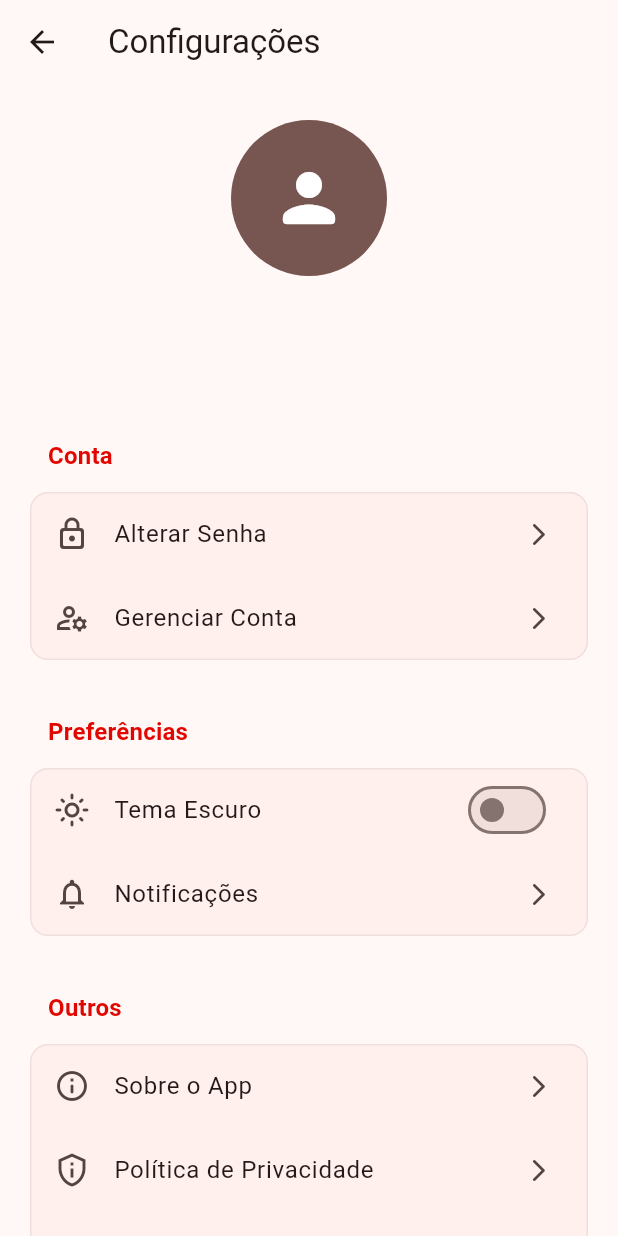
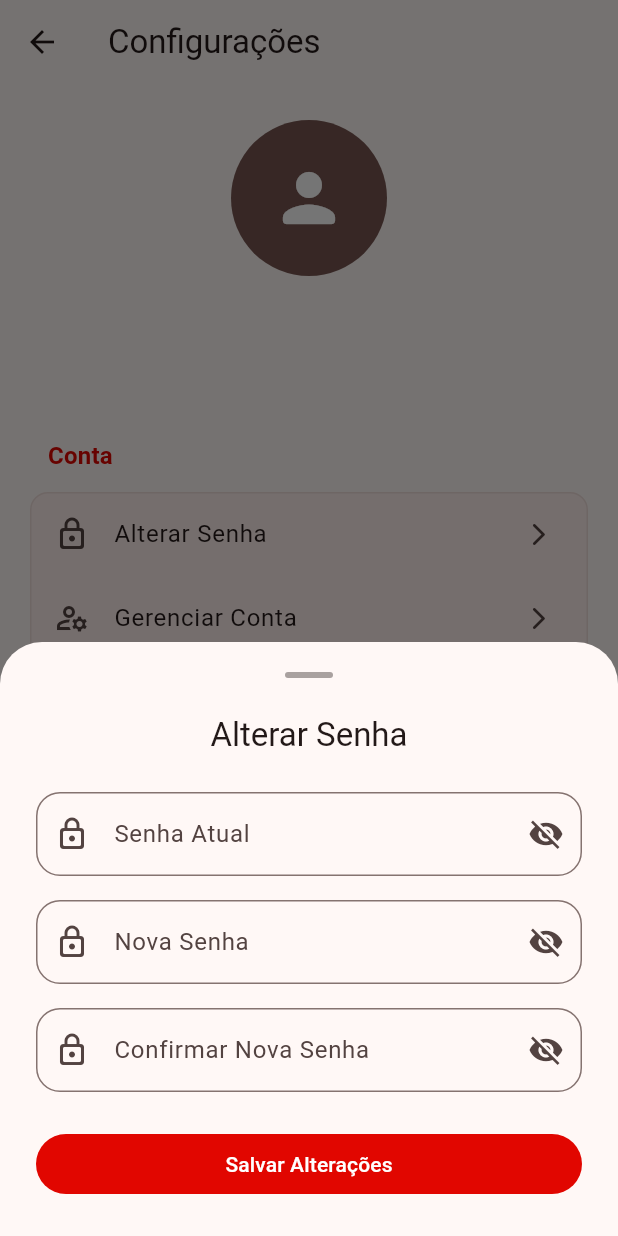
Before and after one commit to vitoramaral10/fly_checklist, a Flutter app: the SettingsPage screen opened by its route, after a tap on "Alterar Senha", on a phone screen of 412 x 824 dp. Run offline on Flutter 3.47's test engine with Material 3 defaults, Android fonts, the phone set to English and light mode, and no system bars; our stand-ins replace firebase_auth, firebase_core, firebase_crashlytics, get, google_sign_in, package_info_plus and 1 more; missing offline and left inert: firebase_app_check; accounts and stored records are empty; network calls fail.

Commit message:
feat: Implement change password functionality with UI and backend integration

```diff
--- a/lib/data/fireauth/fireauth_client.dart
+++ b/lib/data/fireauth/fireauth_client.dart
@@ -15,6 +15,6 @@ abstract class FireauthClient {
   Future<void> sendPasswordResetEmail({required String email});
   Future<Map<String, dynamic>?> getUser();
   Future<void> logout();
-
   Future<void> sendEmailVerification();
+  Future<void> updatePassword(String newPassword);
 }
--- /dev/null
+++ b/lib/data/usecases/change_password/change_password.dart
@@ -0,0 +1 @@
+export 'fireauth_change_password.dart';
--- a/lib/data/usecases/usecases.dart
+++ b/lib/data/usecases/usecases.dart
@@ -1,3 +1,4 @@
+export 'change_password/change_password.dart';
 export 'get_user/get_user.dart';
 export 'login_with_email/login_with_email.dart';
 export 'login_with_google/login_with_google.dart';
--- /dev/null
+++ b/lib/domain/usecases/change_password.dart
@@ -0,0 +1,3 @@
+abstract class ChangePassword {
+  Future<void> call({required String newPassword});
+}
--- a/lib/domain/usecases/usecases.dart
+++ b/lib/domain/usecases/usecases.dart
@@ -1,3 +1,4 @@
+export 'change_password.dart';
 export 'get_user.dart';
 export 'login_with_email.dart';
 export 'login_with_google.dart';
--- a/lib/main/factories/pages/settings/settings_binding_factory.dart
+++ b/lib/main/factories/pages/settings/settings_binding_factory.dart
@@ -12,6 +12,8 @@ class _SettingsBinding extends Bindings {
       GetxSettingsPresenter(
         getUser: makeFireauthGetUser(),
         logoutAccount: makeFireauthLogoutAccount(),
+        loginWithEmail: makeFireauthLoginWithEmail(),
+        changePassword: makeFireauthChangePassword(),
       ),
     );
   }
--- /dev/null
+++ b/lib/main/factories/usecases/change_password_factory.dart
@@ -0,0 +1,6 @@
+import '../../../data/usecases/usecases.dart';
+import '../../../domain/usecases/usecases.dart';
+import '../factories.dart';
+
+ChangePassword makeFireauthChangePassword() =>
+    FireauthChangePassword(firebaseAuth: makeFireAuthAdapter());
--- a/lib/main/factories/usecases/usecases.dart
+++ b/lib/main/factories/usecases/usecases.dart
@@ -1,3 +1,4 @@
+export 'change_password_factory.dart';
 export 'get_user_factory.dart';
 export 'login_with_email_factory.dart';
 export 'login_with_google_factory.dart';
--- a/lib/presentation/presenters/getx_settings_presenter.dart
+++ b/lib/presentation/presenters/getx_settings_presenter.dart
@@ -1,5 +1,6 @@
 import 'dart:developer';
 
+import 'package:flutter/material.dart';
 import 'package:get/get.dart';
 
 import '../../domain/entities/entities.dart';
@@ -13,21 +14,40 @@ class GetxSettingsPresenter extends GetxController
     implements SettingsPresenter {
   final GetUser getUser;
   final LogoutAccount logoutAccount;
+  final LoginWithEmail loginWithEmail;
+  final ChangePassword changePassword;
 
-  GetxSettingsPresenter({required this.getUser, required this.logoutAccount});
+  GetxSettingsPresenter({
+    required this.getUser,
+    required this.logoutAccount,
+    required this.loginWithEmail,
+    required this.changePassword,
+  });
+
+  final formChangePasswordKey = GlobalKey<FormState>();
+  final currentPasswordController = TextEditingController();
+  final newPasswordController = TextEditingController();
+  final confirmNewPasswordController = TextEditingController();
 
   final _isLoading = true.obs;
   final _user = Rxn<UserEntity?>();
   final _hasError = Rxn<String>();
+  final _showCurrentPassword = false.obs;
+  final _showNewPassword = false.obs;
+  final _showConfirmNewPassword = false.obs;
 
   @override
   bool get isLoading => _isLoading.value;
-
   @override
   UserEntity? get user => _user.value;
-
   @override
   String? get hasError => _hasError.value;
+  @override
+  bool get showCurrentPassword => _showCurrentPassword.value;
+  @override
+  bool get showNewPassword => _showNewPassword.value;
+  @override
+  bool get showConfirmNewPassword => _showConfirmNewPassword.value;
 
   @override
   Future<void> onInit() async {
@@ -69,4 +89,39 @@ class GetxSettingsPresenter extends GetxController
       throw UiError.unexpected;
     }
   }
+
+  @override
+  void toggleShowCurrentPassword() {
+    _showCurrentPassword.value = !_showCurrentPassword.value;
+  }
+
+  @override
+  void toggleShowNewPassword() {
+    _showNewPassword.value = !_showNewPassword.value;
+  }
+
+  @override
+  void toggleShowConfirmNewPassword() {
+    _showConfirmNewPassword.value = !_showConfirmNewPassword.value;
+  }
+
+  @override
+  Future<void> changePasswordAction() async {
+    if (formChangePasswordKey.currentState!.validate()) {
+      try {
+        await loginWithEmail.call(
+          email: _user.value!.email,
+          password: currentPasswordController.text,
+        );
+
+        await changePassword.call(newPassword: newPasswordController.text);
+
+        Get.offAllNamed(Routes.home);
+      } on DomainError catch (e) {
+        log(e.toString(), name: 'GetxSettingsPresenter.changePassword');
+
+        throw UiError.unexpected;
+      }
+    }
+  }
 }
--- /dev/null
+++ b/lib/ui/pages/settings/components/change_password_bottom_sheet.dart
@@ -0,0 +1,181 @@
+import 'package:flutter/material.dart';
+import 'package:fly_checklist/ui/components/components.dart';
+import 'package:get/get.dart';
+
+import '../../../../presentation/presenters/presenters.dart';
+import '../../../helpers/helpers.dart';
+
+void showChangePasswordBottomSheet(BuildContext context) {
+  if (!context.mounted) return;
+  showModalBottomSheet(
+    context: context,
+    isScrollControlled: true,
+    backgroundColor: Theme.of(context).colorScheme.surface,
+    builder: (context) => const _ChangePasswordBottomSheetContent(),
+  );
+}
+
+class _ChangePasswordBottomSheetContent extends GetView<GetxSettingsPresenter> {
+  const _ChangePasswordBottomSheetContent();
+
+  @override
+  Widget build(BuildContext context) {
+    final textTheme = Theme.of(context).textTheme;
+    final colorScheme = Theme.of(context).colorScheme;
+
+    return Padding(
+      padding: MediaQuery.of(context).viewInsets,
+      child: SingleChildScrollView(
+        child: Padding(
+          padding: const EdgeInsets.fromLTRB(24, 20, 24, 24),
+          child: Form(
+            key: controller.formChangePasswordKey,
+            child: Obx(
+              () => Column(
+                mainAxisSize: MainAxisSize.min,
+                crossAxisAlignment: CrossAxisAlignment.start,
+                children: [
+                  Center(
+                    child: Container(
+                      width: 32,
+                      height: 4,
+                      decoration: BoxDecoration(
+                        color: colorScheme.onSurface.withAlpha(100),
+                        borderRadius: BorderRadius.circular(2),
+                      ),
+                    ),
+                  ),
+                  const SizedBox(height: 24),
+                  Center(
+                    child: Text('Alterar Senha', style: textTheme.titleLarge),
+                  ),
+                  const SizedBox(height: 24),
+                  TextFormField(
+                    controller: controller.currentPasswordController,
+                    obscureText: !controller.showCurrentPassword,
+                    decoration: InputDecoration(
+                      labelText: 'Senha Atual',
+                      prefixIcon: Icon(Icons.lock_outline_rounded),
+                      suffixIcon: IconButton(
+                        icon: Icon(
+                          controller.showCurrentPassword
+                              ? Icons.visibility
+                              : Icons.visibility_off,
+                        ),
+                        onPressed: () {
+                          controller.toggleShowCurrentPassword();
+                        },
+                      ),
+                      border: OutlineInputBorder(
+                        borderRadius: BorderRadius.all(Radius.circular(16)),
+                      ),
+                    ),
+                    textInputAction: TextInputAction.next,
+                    keyboardType: TextInputType.visiblePassword,
+                    validator: (value) {
+                      if (value == null || value.isEmpty) {
+                        return 'Por favor, insira sua senha atual.';
+                      }
+                      if (value.length < 6) {
+                        return 'A senha deve ter pelo menos 6 caracteres.';
+                      }
+                      return null;
+                    },
+                  ),
+                  const SizedBox(height: 16),
+                  TextFormField(
+                    controller: controller.newPasswordController,
+                    obscureText: !controller.showNewPassword,
+                    decoration: InputDecoration(
+                      labelText: 'Nova Senha',
+                      prefixIcon: Icon(Icons.lock_outline_rounded),
+                      suffixIcon: IconButton(
+                        icon: Icon(
+                          controller.showNewPassword
+                              ? Icons.visibility
+                              : Icons.visibility_off,
+                        ),
+                        onPressed: () {
+                          controller.toggleShowNewPassword();
+                        },
+                      ),
+                      border: OutlineInputBorder(
+                        borderRadius: BorderRadius.all(Radius.circular(16)),
+                      ),
+                    ),
+                    textInputAction: TextInputAction.next,
+                    validator: (value) {
+                      if (value == null || value.isEmpty) {
+                        return 'Por favor, insira a nova senha.';
+                      }
+                      if (value.length < 6) {
+                        return 'A nova senha deve ter pelo menos 6 caracteres.';
+                      }
+                      return null;
+                    },
+                  ),
+                  const SizedBox(height: 16),
+                  TextFormField(
+                    controller: controller.confirmNewPasswordController,
+                    obscureText: !controller.showConfirmNewPassword,
+                    decoration: InputDecoration(
+                      labelText: 'Confirmar Nova Senha',
+                      prefixIcon: Icon(Icons.lock_outline_rounded),
+                      suffixIcon: IconButton(
+                        icon: Icon(
+                          controller.showConfirmNewPassword
+                              ? Icons.visibility
+                              : Icons.visibility_off,
+                        ),
+                        onPressed: () {
+                          controller.toggleShowConfirmNewPassword();
+                        },
+                      ),
+                      border: OutlineInputBorder(
+                        borderRadius: BorderRadius.all(Radius.circular(16)),
+                      ),
+                    ),
+                    textInputAction: TextInputAction.done,
+                    validator: (value) {
+                      if (value == null || value.isEmpty) {
+                        return 'Por favor, confirme a nova senha.';
+                      }
+                      if (value != controller.newPasswordController.text) {
+                        return 'As senhas não coincidem.';
+                      }
+                      return null;
+                    },
+                  ),
+                  const SizedBox(height: 24),
+                  SizedBox(
+                    width: double.infinity,
+                    child: FilledButton(
+                      onPressed: () async {
+                        try {
+                          showLoadingDialog(context);
+                          await controller.changePasswordAction();
+                          if (!context.mounted) return;
+                          Navigator.of(
+                            context,
+                          ).pop(); // Fecha o diálogo de loading
+                          Navigator.of(context).pop(); // Fecha o bottom sheet
+                          showSuccessDialog(
+                            context,
+                            'Senha alterada com sucesso!',
+                          );
+                        } on UiError catch (e) {
+                          showErrorDialog(context, e.message);
+                        }
+                      },
+                      child: const Text('Salvar Alterações'),
+                    ),
+                  ),
+                ],
+              ),
+            ),
+          ),
+        ),
+      ),
+    );
+  }
+}
--- a/lib/ui/pages/settings/components/components.dart
+++ b/lib/ui/pages/settings/components/components.dart
@@ -1,2 +1,3 @@
 export 'about_bottom_sheet.dart';
+export 'change_password_bottom_sheet.dart';
 export 'settings_loading_page.dart';
--- a/lib/ui/pages/settings/settings_page.dart
+++ b/lib/ui/pages/settings/settings_page.dart
@@ -33,7 +33,9 @@ class SettingsPage extends GetView<GetxSettingsPresenter> {
                 theme: theme,
                 icon: Icons.lock_outline_rounded,
                 title: 'Alterar Senha',
-                onTap: () {},
+                onTap: () {
+                  showChangePasswordBottomSheet(context);
+                },
               ),
               _buildSettingsItem(
                 theme: theme,
--- a/lib/ui/pages/settings/settings_presenter.dart
+++ b/lib/ui/pages/settings/settings_presenter.dart
@@ -4,8 +4,15 @@ abstract class SettingsPresenter {
   bool get isLoading;
   UserEntity? get user;
   String? get hasError;
+  bool get showCurrentPassword;
+  bool get showNewPassword;
+  bool get showConfirmNewPassword;
 
   Future<void> loadAllData();
   Future<void> loadUserData();
   Future<void> logout();
+  void toggleShowCurrentPassword();
+  void toggleShowNewPassword();
+  void toggleShowConfirmNewPassword();
+  Future<void> changePasswordAction();
 }
```
Also changed, not shown: lib/data/usecases/change_password/fireauth_change_password.dart (added, +24 -0 lines), lib/infra/fireauth_adapter.dart (+19 -0 lines).
